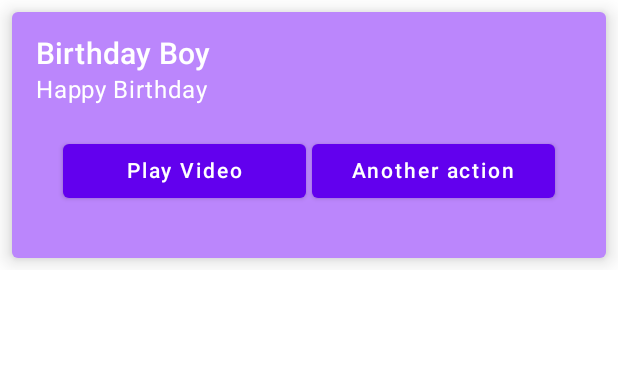
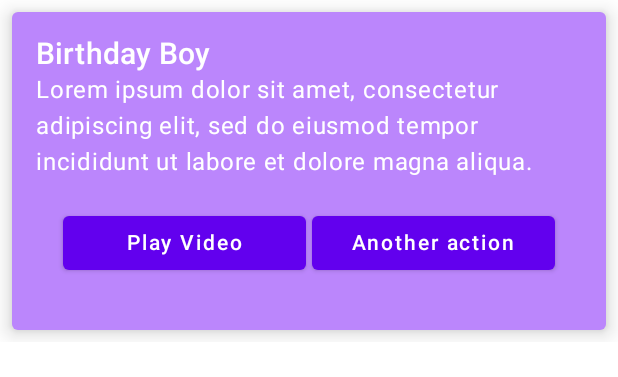
Before and after one commit to obonal/BirthdayCard, an Android app built with Jetpack Compose: the @Preview function GuestCardPreview, on a phone screen of 412 x 824 dp. Shown: the top 377 px of the screen. Run offline under Robolectric (Android 15) with nearby library versions, the phone set to English and light mode, and no system bars; libraries missing offline, so code that uses them is left out: dev.chrisbanes.accompanist; 2 statements that could not run were skipped.

Commit message:
Align Image and Text on top of the card vs center

```diff
--- a/app/src/main/java/org/bonal/birthdaycard/component/BirthdayGuestCard.kt
+++ b/app/src/main/java/org/bonal/birthdaycard/component/BirthdayGuestCard.kt
@@ -45,7 +45,7 @@
                 .padding(end = 8.dp)
                 .preferredSize(50.dp, 50.dp)
                 .clip(MaterialTheme.shapes.medium)
-            Row(verticalAlignment = Alignment.CenterVertically) {
+            Row(verticalAlignment = Alignment.Top) {
                 cardModel.pictureUrl?.let {
                     GlideImage(
                         data = cardModel.pictureUrl,
@@ -132,7 +132,7 @@
     BirthdayGuestCard(
         cardModel = BirthdayGuestCardModel(
             name = "Birthday Boy",
-            message = "Happy Birthday",
+            message = "Lorem ipsum dolor sit amet, consectetur adipiscing elit, sed do eiusmod tempor incididunt ut labore et dolore magna aliqua.",
             video = "an non empty video url",
             secondaryAction = GuestCardAction("Another action") {}
         )
```
